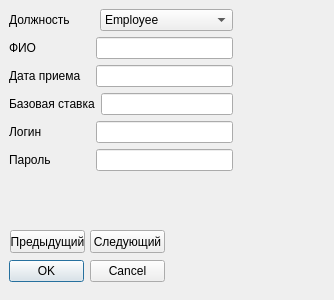
Above: Employees/dialogaddemployee.ui from evgenysankovich/employee_system before the change. Below: the same form after it.
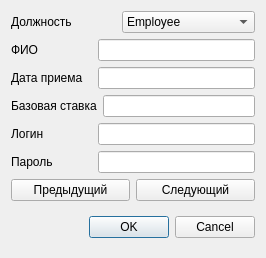
That is the form after the change.

The edit to the form file:
```diff
--- a/Employees/dialogaddemployee.ui
+++ b/Employees/dialogaddemployee.ui
@@ -6,70 +6,15 @@
    <rect>
     <x>0</x>
     <y>0</y>
-    <width>334</width>
-    <height>300</height>
+    <width>266</width>
+    <height>253</height>
    </rect>
   </property>
   <property name="windowTitle">
    <string>Dialog</string>
   </property>
-  <widget class="QDialogButtonBox" name="buttonBox">
-   <property name="geometry">
-    <rect>
-     <x>9</x>
-     <y>251</y>
-     <width>156</width>
-     <height>40</height>
-    </rect>
-   </property>
-   <property name="minimumSize">
-    <size>
-     <width>141</width>
-     <height>40</height>
-    </size>
-   </property>
-   <property name="orientation">
-    <enum>Qt::Horizontal</enum>
-   </property>
-   <property name="standardButtons">
-    <set>QDialogButtonBox::Cancel|QDialogButtonBox::Ok</set>
-   </property>
-  </widget>
-  <widget class="QPushButton" name="previousButton">
-   <property name="geometry">
-    <rect>
-     <x>10</x>
-     <y>230</y>
-     <width>75</width>
-     <height>23</height>
-    </rect>
-   </property>
-   <property name="text">
-    <string>Предыдущий</string>
-   </property>
-  </widget>
-  <widget class="QPushButton" name="nextButton">
-   <property name="geometry">
-    <rect>
-     <x>90</x>
-     <y>230</y>
-     <width>75</width>
-     <height>23</height>
-    </rect>
-   </property>
-   <property name="text">
-    <string>Следующий</string>
-   </property>
-  </widget>
-  <widget class="QWidget" name="">
-   <property name="geometry">
-    <rect>
-     <x>9</x>
-     <y>9</y>
-     <width>224</width>
-     <height>164</height>
-    </rect>
-   </property>
+  <layout class="QGridLayout" name="gridLayout">
+   <item row="0" column="0">
    <layout class="QVBoxLayout" name="verticalLayout">
     <item>
      <layout class="QHBoxLayout" name="horizontalLayout_4">
@@ -214,7 +159,43 @@
      </layout>
     </item>
    </layout>
-  </widget>
+   </item>
+   <item row="1" column="0">
+    <layout class="QHBoxLayout" name="horizontalLayout_7">
+     <item>
+      <widget class="QPushButton" name="previousButton">
+       <property name="text">
+        <string>Предыдущий</string>
+       </property>
+      </widget>
+     </item>
+     <item>
+      <widget class="QPushButton" name="nextButton">
+       <property name="text">
+        <string>Следующий</string>
+       </property>
+      </widget>
+     </item>
+    </layout>
+   </item>
+   <item row="2" column="0">
+    <widget class="QDialogButtonBox" name="buttonBox">
+     <property name="minimumSize">
+      <size>
+       <width>141</width>
+       <height>40</height>
+      </size>
+     </property>
+     <property name="orientation">
+      <enum>Qt::Horizontal</enum>
+     </property>
+     <property name="standardButtons">
+      <set>QDialogButtonBox::Cancel|QDialogButtonBox::Ok</set>
+     </property>
+    </widget>
+   </item>
+  </layout>
+  <zorder>layoutWidget</zorder>
   <zorder>buttonBox</zorder>
   <zorder>label</zorder>
   <zorder>label_2</zorder>
```
Left out of the diff: 13 changed lines with no effect on the pictures. Lines whose indentation alone changed are shown as unchanged.
